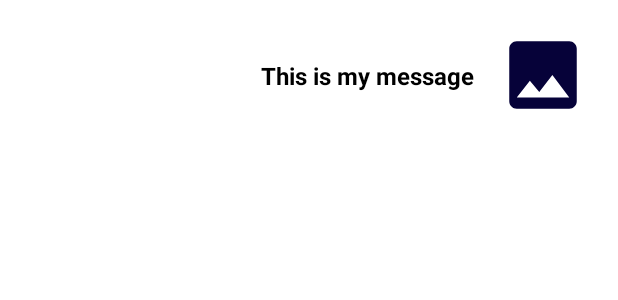
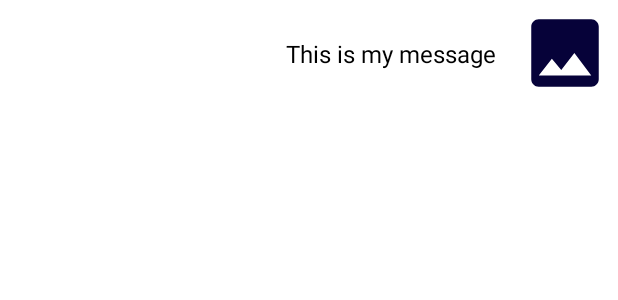
Before and after one commit to Bhawna-Ad/MessengerApplication, an Android app: the layout chat_from_row.xml on its own in the app's theme, with its tools: preview values and no code run, on a phone screen of 412 x 824 dp. Shown: the top 300 px of the screen. Run offline under Robolectric (Android 15) with nearby library versions, the phone set to English and light mode, and no system bars.

Commit message:
Messenger Application:V1.0

```diff
--- a/app/src/main/res/layout/chat_from_row.xml
+++ b/app/src/main/res/layout/chat_from_row.xml
@@ -8,7 +8,7 @@
         android:id="@+id/user_profile_image_user_from_row"
         android:layout_width="60dp"
         android:layout_height="60dp"
-        android:layout_margin="20dp"
+        android:layout_margin="5dp"
         app:layout_constraintEnd_toEndOf="parent"
         app:layout_constraintTop_toTopOf="parent"
         app:layout_constraintBottom_toBottomOf="parent"
@@ -26,7 +26,7 @@
         android:textAllCaps="false"
         android:textColor="@color/black"
         android:textSize="16sp"
-        android:textStyle="bold"
+        android:textStyle="normal"
         app:layout_constraintEnd_toStartOf="@+id/user_profile_image_user_from_row"
         app:layout_constraintTop_toTopOf="@+id/user_profile_image_user_from_row"
         app:layout_constraintBottom_toBottomOf="@+id/user_profile_image_user_from_row" />
--- a/app/src/main/res/layout/chat_to_low.xml
+++ b/app/src/main/res/layout/chat_to_low.xml
@@ -18,7 +18,7 @@
         android:textAllCaps="false"
         android:textColor="@color/black"
         android:textSize="16sp"
-        android:textStyle="bold"
+        android:textStyle="normal"
         app:layout_constraintBottom_toBottomOf="@+id/user_profile_image_user_to_row"
         app:layout_constraintStart_toEndOf="@+id/user_profile_image_user_to_row"
         app:layout_constraintTop_toTopOf="@+id/user_profile_image_user_to_row"/>
@@ -27,7 +27,7 @@
         android:id="@+id/user_profile_image_user_to_row"
         android:layout_width="60dp"
         android:layout_height="60dp"
-        android:layout_margin="10dp"
+        android:layout_margin="5dp"
         app:layout_constraintBottom_toBottomOf="parent"
         app:layout_constraintTop_toTopOf="parent"
         app:layout_constraintStart_toStartOf="parent"
```
